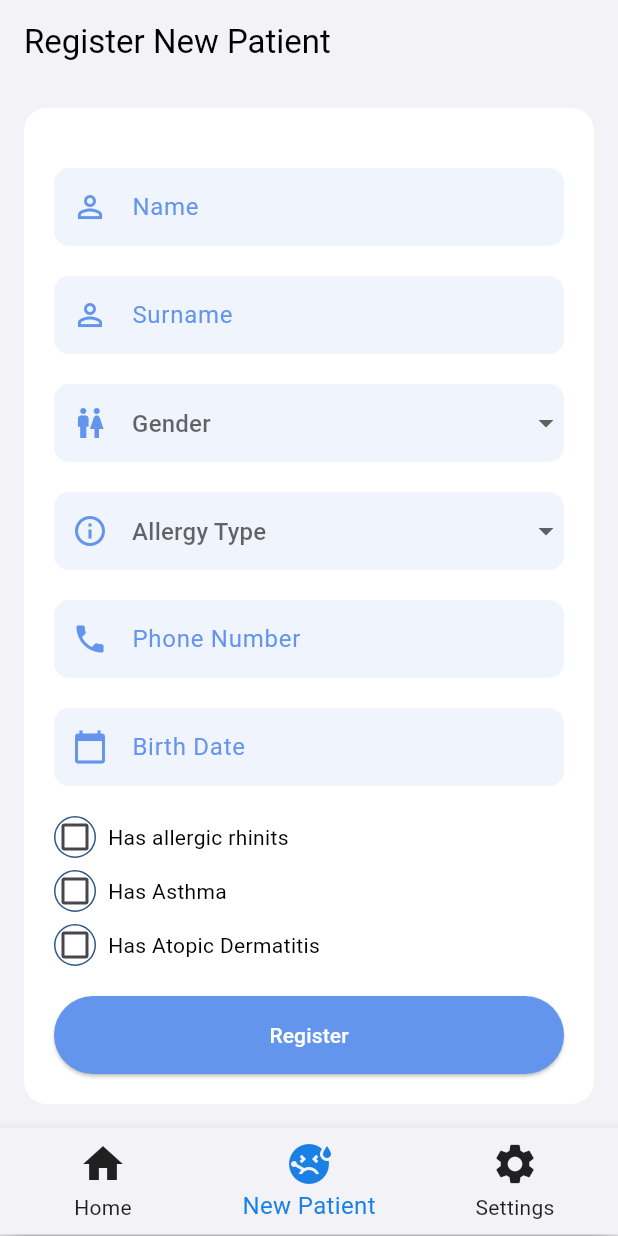
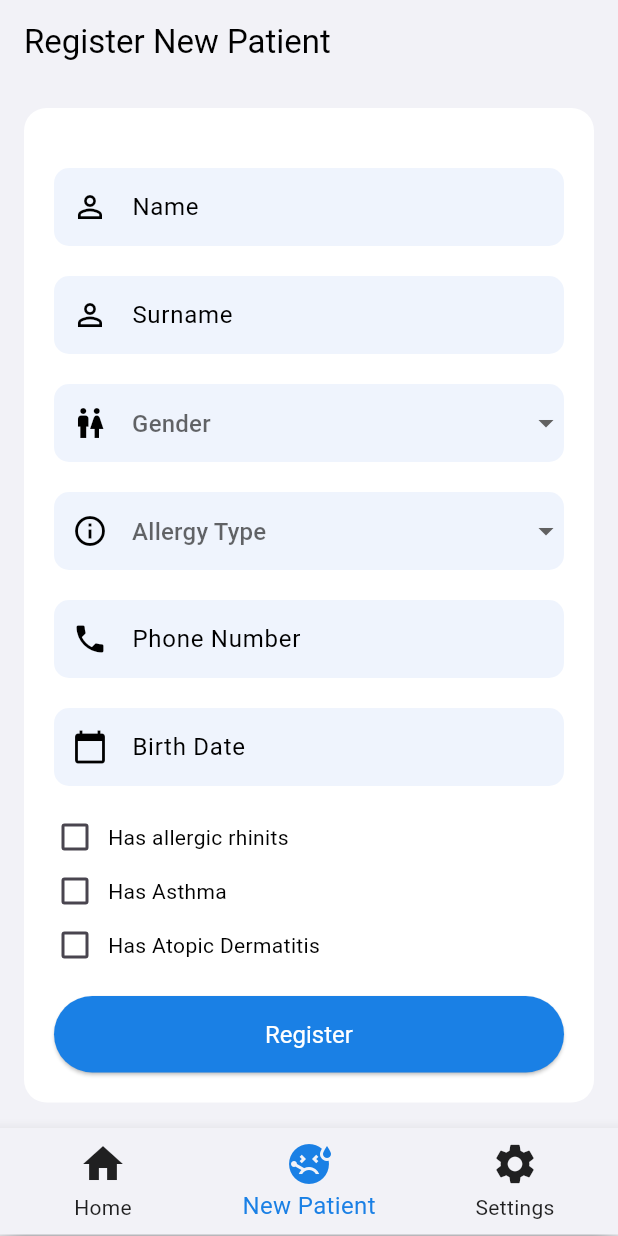
Before and after one commit to KeremTamirci/ImmunotherapyApp, a Flutter app: the screen it shows once a user with an empty profile is signed in, item 2 of the bottom bar chosen, on a phone screen of 412 x 824 dp. Run offline on Flutter 3.47's test engine with Material 3 defaults, Android fonts, the phone set to English and light mode, and no system bars; our stand-ins replace accordion, cloud_firestore, firebase_auth, firebase_core, firebase_messaging, fl_chart and 6 more; missing offline and left inert: dart:ffi, flutter_material_pickers; accounts and stored records are empty; generated files the repository leaves out were written again.

Commit message:
Doctor side visual changes

```diff
--- a/immunotheraphy_app/lib/doctor/screens/new_patient_page.dart
+++ b/immunotheraphy_app/lib/doctor/screens/new_patient_page.dart
@@ -2,6 +2,7 @@ import 'dart:math';
 import 'package:flutter/cupertino.dart';
 import 'package:flutter/material.dart';
 import 'package:immunotheraphy_app/doctor/utils/firebase_initialization.dart';
+import 'package:immunotheraphy_app/utils/text_styles.dart';
 import 'package:intl/intl.dart';
 import 'package:firebase_auth/firebase_auth.dart';
 import 'package:cloud_firestore/cloud_firestore.dart';
@@ -159,11 +160,18 @@ class _NewPatientPageState extends State<NewPatientPage> {
                     },
                     child: Text(AppLocalizations.of(context)!.register),
                     style: ElevatedButton.styleFrom(
-                      backgroundColor: hexStringToColor("6495ED"),
+                      textStyle: const TextStyle(fontSize: 16),
+                      backgroundColor: Theme.of(context).colorScheme.primary,
                       foregroundColor: Colors.white,
                       padding: EdgeInsets.symmetric(vertical: 16),
                     ),
                   ),
+                  // MainElevatedButton(
+                  //   AppLocalizations.of(context)!.register,
+                  //   onPressed: () {
+                  //     _registerPatient();
+                  //   },
+                  // )
                 ],
               ),
             ),
@@ -185,13 +193,13 @@ class _NewPatientPageState extends State<NewPatientPage> {
       ),
       child: TextField(
         controller: controller,
-        style: TextStyle(color: hexStringToColor("6495ED")),
+        // style: TextStyle(color: hexStringToColor("6495ED")),
         decoration: InputDecoration(
           hintText: hintText,
-          hintStyle: TextStyle(color: hexStringToColor("6495ED")),
+          // hintStyle: TextStyle(color: hexStringToColor("6495ED")),
           prefixIcon: Icon(
             icon,
-            color: hexStringToColor("6495ED"),
+            // color: hexStringToColor("6495ED"),
           ),
           border: InputBorder.none,
           contentPadding: EdgeInsets.symmetric(horizontal: 20, vertical: 14),
@@ -210,11 +218,11 @@ class _NewPatientPageState extends State<NewPatientPage> {
         decoration: InputDecoration(
           contentPadding: EdgeInsets.symmetric(horizontal: 20, vertical: 14),
           hintText: AppLocalizations.of(context)!.gender,
-          hintStyle: TextStyle(color: hexStringToColor("6495ED")),
+          // hintStyle: TextStyle(color: hexStringToColor("6495ED")),
           border: InputBorder.none,
-          prefixIcon: Icon(
+          prefixIcon: const Icon(
             Icons.wc,
-            color: hexStringToColor("6495ED"),
+            // color: hexStringToColor("6495ED"),
           ),
         ),
         value: _selectedGender,
@@ -243,11 +251,11 @@ class _NewPatientPageState extends State<NewPatientPage> {
         decoration: InputDecoration(
           contentPadding: EdgeInsets.symmetric(horizontal: 20, vertical: 14),
           hintText: AppLocalizations.of(context)!.allergyType,
-          hintStyle: TextStyle(color: hexStringToColor("6495ED")),
+          // hintStyle: TextStyle(color: hexStringToColor("6495ED")),
           border: InputBorder.none,
-          prefixIcon: Icon(
+          prefixIcon: const Icon(
             Icons.info_outline,
-            color: hexStringToColor("6495ED"),
+            // color: hexStringToColor("6495ED"),
           ),
         ),
         value: _selectedAllergy,
@@ -277,11 +285,11 @@ class _NewPatientPageState extends State<NewPatientPage> {
         decoration: InputDecoration(
           contentPadding: EdgeInsets.symmetric(horizontal: 20, vertical: 14),
           hintText: AppLocalizations.of(context)!.selectSubcategory,
-          hintStyle: TextStyle(color: hexStringToColor("6495ED")),
+          // hintStyle: TextStyle(color: hexStringToColor("6495ED")),
           border: InputBorder.none,
-          prefixIcon: Icon(
+          prefixIcon: const Icon(
             Icons.arrow_right,
-            color: hexStringToColor("6495ED"),
+            // color: hexStringToColor("6495ED"),
           ),
         ),
         value: _selectedSubAllergy,
@@ -308,17 +316,17 @@ class _NewPatientPageState extends State<NewPatientPage> {
       ),
       child: TextFormField(
         controller: _dateOfBirthController,
-        style: TextStyle(color: hexStringToColor("6495ED")),
+        // style: TextStyle(color: hexStringToColor("6495ED")),
         readOnly: true,
         onTap: () {
           _selectDate(context);
         },
         decoration: InputDecoration(
           hintText: AppLocalizations.of(context)!.birthDate,
-          hintStyle: TextStyle(color: hexStringToColor("6495ED")),
-          prefixIcon: Icon(
+          // hintStyle: TextStyle(color: hexStringToColor("6495ED")),
+          prefixIcon: const Icon(
             Icons.calendar_today,
-            color: hexStringToColor("6495ED"),
+            // color: hexStringToColor("6495ED"),
           ),
           border: InputBorder.none,
           contentPadding: EdgeInsets.symmetric(horizontal: 20, vertical: 14),
@@ -446,10 +454,10 @@ class FancyCheckbox extends StatelessWidget {
     return Container(
       width: 28,
       height: 28,
-      decoration: BoxDecoration(
-        shape: BoxShape.circle,
-        border: Border.all(color: hexStringToColor("2E5984")),
-      ),
+      // decoration: BoxDecoration(
+      //   // shape: BoxShape.circle,
+      //   border: Border.all(color: hexStringToColor("2E5984")),
+      // ),
       child: Theme(
         data: ThemeData(
           unselectedWidgetColor: Colors.transparent,
--- a/immunotheraphy_app/lib/l10n/app_en.arb
+++ b/immunotheraphy_app/lib/l10n/app_en.arb
@@ -168,7 +168,7 @@
     "sesameAllergySymptoms4": "Severe allergic reaction (anaphylaxis)",
     "milkLadderText": "In the diagram below you can compare the milk protein amounts of various products.",
     "importantNotice": "Important Notice",
-    "importantNotice1": "'It is currently past 19:00.",
+    "importantNotice1": "It is currently past 19:00.",
     "importantNotice2": "It is not recommended to take the dose after 19:00. You can consider skipping today's dose.",
     "yourPatients": "Your Patients",
     "otherPatients": "Other Patients",
--- a/immunotheraphy_app/lib/utils/text_styles.dart
+++ b/immunotheraphy_app/lib/utils/text_styles.dart
@@ -167,6 +167,9 @@ class MainElevatedButton extends StatelessWidget {
 
     return Padding(
       padding: const EdgeInsets.only(top: 4.0, bottom: 4.0),
+      // Remove this FractionallySizedBox if you want to make the buttons same as before
+      child: FractionallySizedBox(
+        widthFactor: 0.9,
         child: ElevatedButton(
           style: ButtonStyle(
             textStyle: const MaterialStatePropertyAll(TextStyle(fontSize: 16)),
@@ -183,6 +186,7 @@ class MainElevatedButton extends StatelessWidget {
           onPressed: onPressed,
           child: Text(text),
         ),
+      ),
     );
   }
 }
```
Also changed, not shown: immunotheraphy_app/lib/doctor/screens/doctor_profile_page.dart (+17 -6 lines), immunotheraphy_app/lib/l10n/app_tr.arb (+7 -7 lines), immunotheraphy_app/lib/patient/screens/profile_page.dart (+8 -4 lines). Lines whose indentation alone changed are shown as unchanged.
